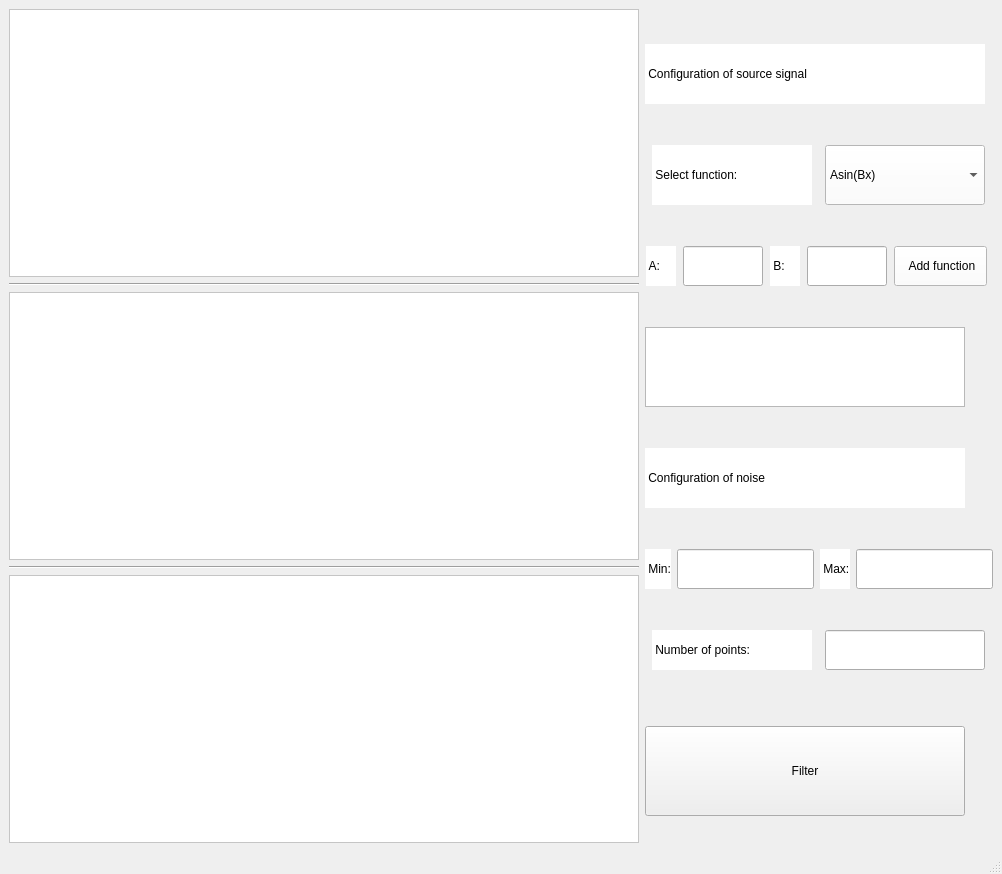
z-shigaev/Fourier-filtering, file main_win.ui: the form before one commit.
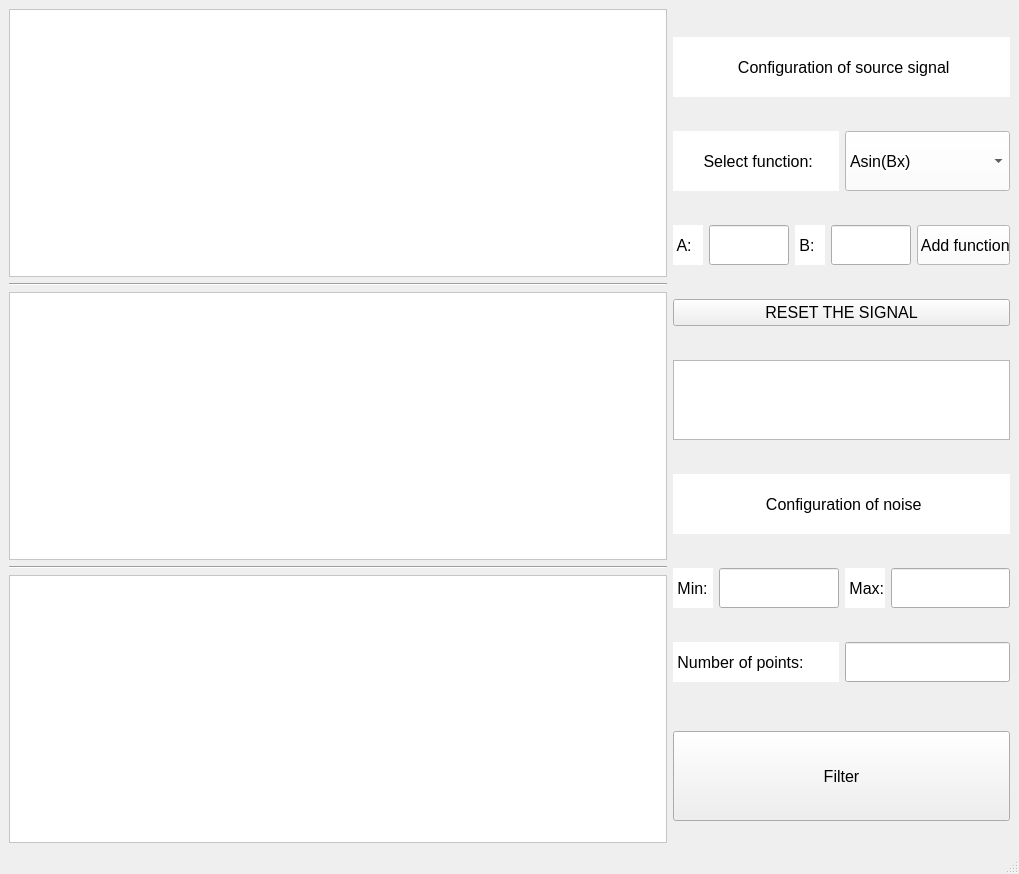
The form after the commit.

Patch:
```diff
--- a/main_win.ui
+++ b/main_win.ui
@@ -6,7 +6,7 @@
    <rect>
     <x>0</x>
     <y>0</y>
-    <width>1002</width>
+    <width>1019</width>
     <height>874</height>
    </rect>
   </property>
@@ -118,42 +118,73 @@
      <layout class="QVBoxLayout" name="verticalLayout_2">
       <item>
        <widget class="QLabel" name="label_config_1">
+        <property name="sizePolicy">
+         <sizepolicy hsizetype="Minimum" vsizetype="Preferred">
+          <horstretch>0</horstretch>
+          <verstretch>0</verstretch>
+         </sizepolicy>
+        </property>
         <property name="maximumSize">
          <size>
-          <width>340</width>
+          <width>1000</width>
           <height>60</height>
          </size>
         </property>
+        <property name="font">
+         <font>
+          <pointsize>12</pointsize>
+         </font>
+        </property>
         <property name="styleSheet">
          <string notr="true">background-color: rgb(255, 255, 255);</string>
         </property>
         <property name="text">
          <string> Configuration of source signal</string>
         </property>
+        <property name="alignment">
+         <set>Qt::AlignCenter</set>
+        </property>
+        <property name="wordWrap">
+         <bool>false</bool>
+        </property>
        </widget>
       </item>
       <item>
        <layout class="QHBoxLayout" name="horizontalLayout_3">
         <item>
          <widget class="QLabel" name="label_slct_func">
+          <property name="sizePolicy">
+           <sizepolicy hsizetype="Minimum" vsizetype="Preferred">
+            <horstretch>0</horstretch>
+            <verstretch>0</verstretch>
+           </sizepolicy>
+          </property>
           <property name="maximumSize">
            <size>
-            <width>160</width>
+            <width>1000</width>
             <height>60</height>
            </size>
           </property>
+          <property name="font">
+           <font>
+            <pointsize>12</pointsize>
+           </font>
+          </property>
           <property name="styleSheet">
            <string notr="true">background-color: rgb(255, 255, 255);</string>
           </property>
           <property name="text">
            <string> Select function:</string>
           </property>
+          <property name="alignment">
+           <set>Qt::AlignCenter</set>
+          </property>
          </widget>
         </item>
         <item>
          <widget class="QComboBox" name="comboBox_func">
           <property name="sizePolicy">
-           <sizepolicy hsizetype="Preferred" vsizetype="Preferred">
+           <sizepolicy hsizetype="Minimum" vsizetype="Preferred">
             <horstretch>0</horstretch>
             <verstretch>0</verstretch>
            </sizepolicy>
@@ -166,13 +197,33 @@
           </property>
           <property name="maximumSize">
            <size>
-            <width>160</width>
+            <width>1000</width>
             <height>60</height>
            </size>
           </property>
+          <property name="font">
+           <font>
+            <pointsize>12</pointsize>
+           </font>
+          </property>
           <property name="styleSheet">
            <string notr="true">background-color: rgb(255, 255, 255);</string>
           </property>
+          <property name="currentText">
+           <string/>
+          </property>
+          <property name="iconSize">
+           <size>
+            <width>16</width>
+            <height>16</height>
+           </size>
+          </property>
+          <property name="frame">
+           <bool>true</bool>
+          </property>
+          <property name="modelColumn">
+           <number>0</number>
+          </property>
           <item>
            <property name="text">
             <string>Asin(Bx)</string>
@@ -197,6 +248,11 @@
             <height>40</height>
            </size>
           </property>
+          <property name="font">
+           <font>
+            <pointsize>12</pointsize>
+           </font>
+          </property>
           <property name="styleSheet">
            <string notr="true">background-color: rgb(255, 255, 255);</string>
           </property>
@@ -235,6 +291,11 @@
             <height>40</height>
            </size>
           </property>
+          <property name="font">
+           <font>
+            <pointsize>12</pointsize>
+           </font>
+          </property>
           <property name="styleSheet">
            <string notr="true">background-color: rgb(255, 255, 255);</string>
           </property>
@@ -273,6 +334,11 @@
             <height>40</height>
            </size>
           </property>
+          <property name="font">
+           <font>
+            <pointsize>12</pointsize>
+           </font>
+          </property>
           <property name="styleSheet">
            <string notr="true">background-color: rgb(255, 255, 255);</string>
           </property>
@@ -283,11 +349,29 @@
         </item>
        </layout>
       </item>
+      <item>
+       <widget class="QPushButton" name="pushButton">
+        <property name="font">
+         <font>
+          <pointsize>12</pointsize>
+         </font>
+        </property>
+        <property name="text">
+         <string>RESET THE SIGNAL</string>
+        </property>
+       </widget>
+      </item>
       <item>
        <widget class="QPlainTextEdit" name="pTE_list_func">
+        <property name="sizePolicy">
+         <sizepolicy hsizetype="Minimum" vsizetype="Expanding">
+          <horstretch>0</horstretch>
+          <verstretch>0</verstretch>
+         </sizepolicy>
+        </property>
         <property name="maximumSize">
          <size>
-          <width>320</width>
+          <width>1000</width>
           <height>80</height>
          </size>
         </property>
@@ -298,18 +382,41 @@
       </item>
       <item>
        <widget class="QLabel" name="label_config_2">
+        <property name="sizePolicy">
+         <sizepolicy hsizetype="Minimum" vsizetype="Preferred">
+          <horstretch>0</horstretch>
+          <verstretch>0</verstretch>
+         </sizepolicy>
+        </property>
         <property name="maximumSize">
          <size>
-          <width>320</width>
+          <width>1000</width>
           <height>60</height>
          </size>
         </property>
+        <property name="font">
+         <font>
+          <pointsize>12</pointsize>
+         </font>
+        </property>
         <property name="styleSheet">
          <string notr="true">background-color: rgb(255, 255, 255);</string>
         </property>
         <property name="text">
          <string> Configuration of noise</string>
         </property>
+        <property name="textFormat">
+         <enum>Qt::AutoText</enum>
+        </property>
+        <property name="scaledContents">
+         <bool>false</bool>
+        </property>
+        <property name="alignment">
+         <set>Qt::AlignCenter</set>
+        </property>
+        <property name="wordWrap">
+         <bool>false</bool>
+        </property>
        </widget>
       </item>
       <item>
@@ -322,6 +429,11 @@
             <height>40</height>
            </size>
           </property>
+          <property name="font">
+           <font>
+            <pointsize>12</pointsize>
+           </font>
+          </property>
           <property name="styleSheet">
            <string notr="true">background-color: rgb(255, 255, 255);</string>
           </property>
@@ -332,6 +444,12 @@
         </item>
         <item>
          <widget class="QLineEdit" name="lineEdit_min">
+          <property name="sizePolicy">
+           <sizepolicy hsizetype="Minimum" vsizetype="Fixed">
+            <horstretch>0</horstretch>
+            <verstretch>0</verstretch>
+           </sizepolicy>
+          </property>
           <property name="minimumSize">
            <size>
             <width>0</width>
@@ -340,7 +458,7 @@
           </property>
           <property name="maximumSize">
            <size>
-            <width>140</width>
+            <width>1000</width>
             <height>16777215</height>
            </size>
           </property>
@@ -354,6 +472,11 @@
             <height>40</height>
            </size>
           </property>
+          <property name="font">
+           <font>
+            <pointsize>12</pointsize>
+           </font>
+          </property>
           <property name="styleSheet">
            <string notr="true">background-color: rgb(255, 255, 255);</string>
           </property>
@@ -364,6 +487,12 @@
         </item>
         <item>
          <widget class="QLineEdit" name="lineEdit_max">
+          <property name="sizePolicy">
+           <sizepolicy hsizetype="Minimum" vsizetype="Fixed">
+            <horstretch>0</horstretch>
+            <verstretch>0</verstretch>
+           </sizepolicy>
+          </property>
           <property name="minimumSize">
            <size>
             <width>0</width>
@@ -372,7 +501,7 @@
           </property>
           <property name="maximumSize">
            <size>
-            <width>140</width>
+            <width>1000</width>
             <height>16777215</height>
            </size>
           </property>
@@ -384,6 +513,12 @@
        <layout class="QHBoxLayout" name="horizontalLayout_2">
         <item>
          <widget class="QLabel" name="label_numb_noise">
+          <property name="sizePolicy">
+           <sizepolicy hsizetype="Minimum" vsizetype="Preferred">
+            <horstretch>0</horstretch>
+            <verstretch>0</verstretch>
+           </sizepolicy>
+          </property>
           <property name="minimumSize">
            <size>
             <width>0</width>
@@ -392,10 +527,15 @@
           </property>
           <property name="maximumSize">
            <size>
-            <width>160</width>
+            <width>1000</width>
             <height>40</height>
            </size>
           </property>
+          <property name="font">
+           <font>
+            <pointsize>12</pointsize>
+           </font>
+          </property>
           <property name="styleSheet">
            <string notr="true">background-color: rgb(255, 255, 255);</string>
           </property>
@@ -406,6 +546,12 @@
         </item>
         <item>
          <widget class="QLineEdit" name="lineEdit_numb_noise">
+          <property name="sizePolicy">
+           <sizepolicy hsizetype="Minimum" vsizetype="Fixed">
+            <horstretch>0</horstretch>
+            <verstretch>0</verstretch>
+           </sizepolicy>
+          </property>
           <property name="minimumSize">
            <size>
             <width>0</width>
@@ -414,7 +560,7 @@
           </property>
           <property name="maximumSize">
            <size>
-            <width>160</width>
+            <width>1000</width>
             <height>16777215</height>
            </size>
           </property>
@@ -432,10 +578,15 @@
         </property>
         <property name="maximumSize">
          <size>
-          <width>320</width>
+          <width>1000</width>
           <height>60</height>
          </size>
         </property>
+        <property name="font">
+         <font>
+          <pointsize>12</pointsize>
+         </font>
+        </property>
         <property name="text">
          <string>Filter</string>
         </property>
```
Left out of the diff: 4 changed lines with no effect on the pictures.
